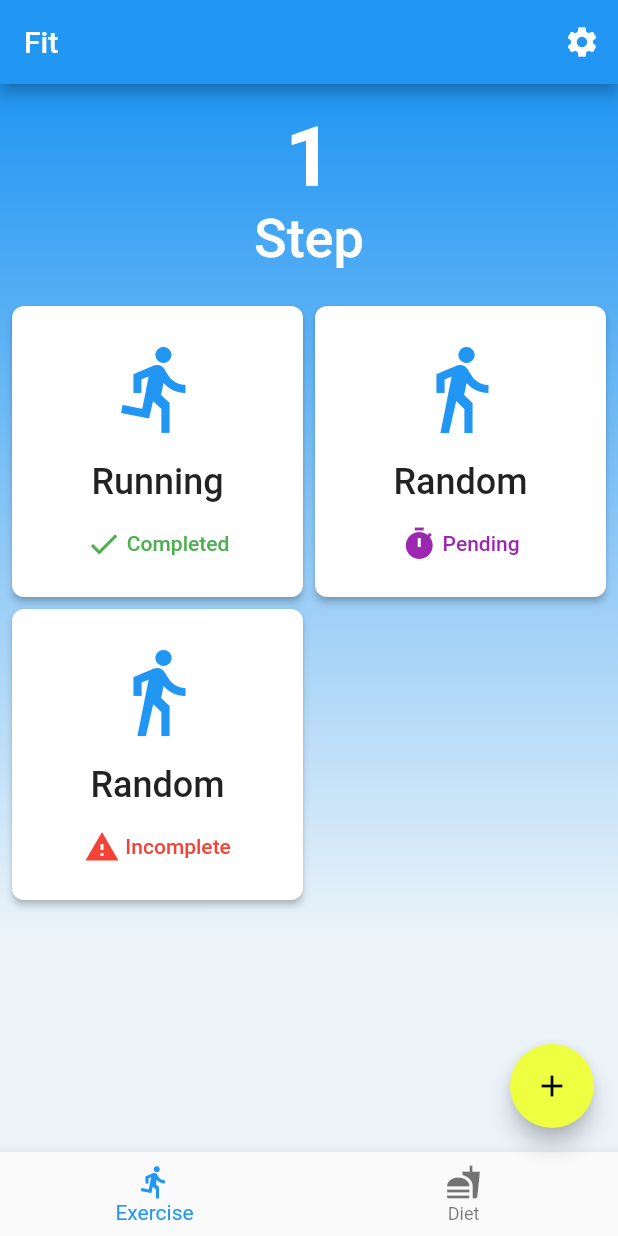
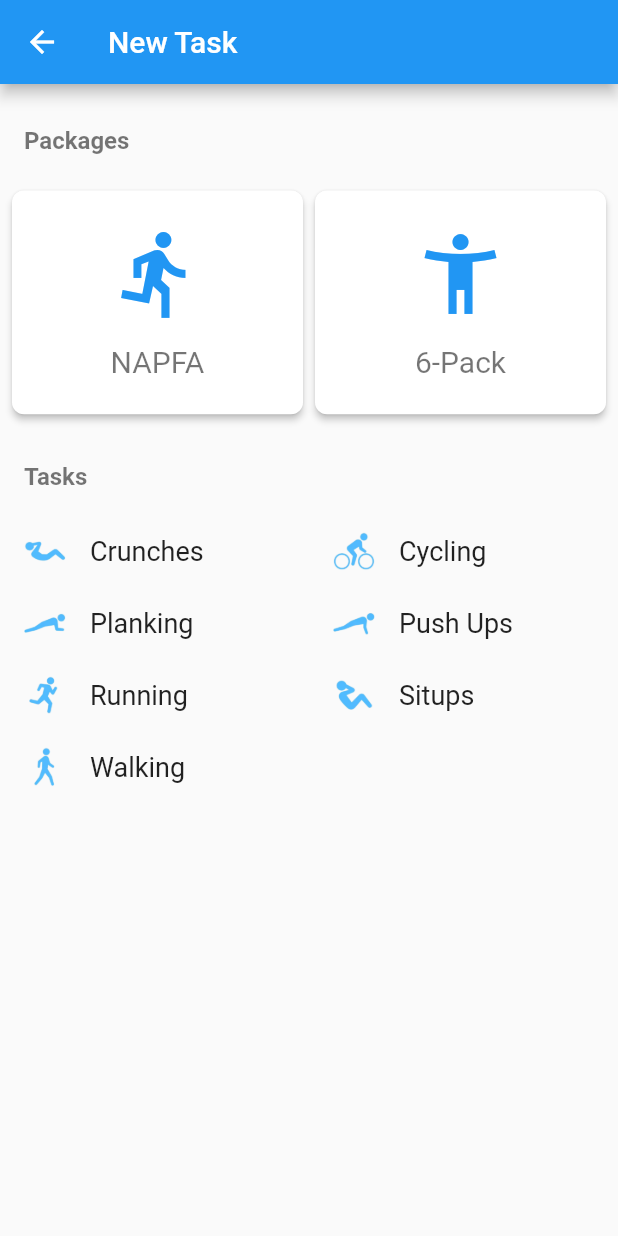
Before and after one commit to CZX123/Fit, a Flutter app: the screen it shows after launch, after a tap on the "add" icon, on a phone screen of 412 x 824 dp. Run offline on Flutter 3.47's test engine with Material 2 defaults, Android fonts, the phone set to English and light mode, and no system bars.

Commit message:
Lots of Interface Changes

```diff
--- a/lib/main.dart
+++ b/lib/main.dart
@@ -1,22 +1,16 @@
+import 'package:flutter/foundation.dart';
 import 'package:flutter/material.dart';
+import './newTask.dart';
+import './settings.dart';
 
 void main() => runApp(new MyApp());
 
 class MyApp extends StatelessWidget {
-  // This widget is the root of your application.
   @override
   Widget build(BuildContext context) {
     return new MaterialApp(
       title: 'Fit',
       theme: new ThemeData(
-        // This is the theme of your application.
-        //
-        // Try running your application with "flutter run". You'll see the
-        // application has a blue toolbar. Then, without quitting the app, try
-        // changing the primarySwatch below to Colors.green and then invoke
-        // "hot reload" (press "r" in the console where you ran "flutter run",
-        // or press Run > Flutter Hot Reload in IntelliJ). Notice that the
-        // counter didn't reset back to zero; the application is not restarted.
         brightness: Brightness.light,
         primarySwatch: Colors.blue,
         accentColor: Colors.limeAccent,
@@ -45,7 +39,8 @@ class MyHomePage extends StatefulWidget {
 }
 
 class _MyHomePageState extends State<MyHomePage> {
-  int _counter = 0;
+  int _counter = 500;
+  bool _homePage = true;
 
   void _incrementCounter() {
     setState(() {
@@ -55,6 +50,12 @@ class _MyHomePageState extends State<MyHomePage> {
       // _counter without calling setState(), then the build method would not be
       // called again, and so nothing would appear to happen.
       _counter++;
+    });
+  }
+
+  void _determineHomePage(int index) {
+    setState(() {
+      (index == 0) ? _homePage = true : _homePage = false;
     });
   }
 
@@ -76,11 +77,18 @@ class _MyHomePageState extends State<MyHomePage> {
           new IconButton(
             icon: new Icon(Icons.settings),
             tooltip: 'Settings',
-            onPressed: () {}
+            onPressed: () {
+              Navigator.push(
+                context,
+                new MaterialPageRoute(
+                  builder: (context) => new SettingsScreen(),
+                )
+              );
+            },
           ),
         ],
       ),
-      body: new Container(
+      body: _homePage ? new Container(
         decoration: new BoxDecoration(
           gradient: new LinearGradient(
             begin: const Alignment(0.0, -1.0),
@@ -125,28 +133,105 @@ class _MyHomePageState extends State<MyHomePage> {
                 mainAxisSpacing: 8.0,
                 crossAxisSpacing: 8.0,
                 children: <Widget>[
-                  new RaisedButton(
+                  new Activity(
+                    image: new AssetImage('assets/icons/pushup.webp'),
+                    name: 'Push Ups',
+                    completionState: 'Completed',
+                    onPressed: () {},
+                  ),
+                  new Activity(
+                    image: new AssetImage('assets/icons/cycling.webp'),
+                    name: 'Cycling',
+                    completionState: 'Pending',
+                    onPressed: () {},
+                  ),
+                  new Activity(
+                    image: new AssetImage('assets/icons/running.webp'),
+                    name: 'Running',
+                    completionState: 'Incomplete',
+                    onPressed: () {},
+                  ),
+                ],
+              ),
+            ),
+          ],
+        ),
+      ) : new Center(
+        child: new Text("You're Fat"),
+      ),
+      floatingActionButton: (_homePage) ? new FloatingActionButton(
+        // onPressed: _incrementCounter,
+        onPressed: () {
+          Navigator.push(
+            context,
+            new MaterialPageRoute(
+              builder: (context) => new NewTaskScreen()
+            )
+          );
+        },
+        tooltip: 'Increment',
+        child: new Icon(Icons.add),
+      ) : null,
+      bottomNavigationBar: new BottomNavigationBar(
+        currentIndex: (_homePage) ? 0 : 1,
+        items: <BottomNavigationBarItem>[
+          new BottomNavigationBarItem(
+            icon: new Icon(Icons.directions_run),
+            title: new Text('Exercise')
+          ),
+          new BottomNavigationBarItem(
+            icon: new Icon(Icons.fastfood),
+            title: new Text('Diet'),
+          ),
+        ],
+        onTap: _determineHomePage,
+      )
+    );
+  }
+}
+
+class Activity extends StatelessWidget {
+  const Activity({
+    this.icon: const Icon(Icons.help),
+    this.image,
+    @required this.name,
+    @required this.completionState,
+    @required this.onPressed,
+  });
+  final Icon icon;
+  final ImageProvider<dynamic> image;
+  final String name;
+  final String completionState;
+  final VoidCallback onPressed;
+  @override
+  Widget build(BuildContext context) {
+    return new RaisedButton(
       color: Colors.white,
       shape: new RoundedRectangleBorder(
         borderRadius: new BorderRadius.all(
           const Radius.circular(8.0),
         ),
       ),
-                    onPressed: () {},
+      onPressed: onPressed,
       child: new Container(
         padding: new EdgeInsets.all(8.0),
         child: new Column(
           mainAxisAlignment: MainAxisAlignment.spaceEvenly,
           children: <Widget>[
-                          new IconTheme(
+            (image != null)
+              ? new Image(
+                  height: 64.0,
+                  image: image,
+                )
+              : new IconTheme(
                 data: new IconThemeData(
                   size: 64.0,
                   color: Colors.blue,
                 ),
-                            child: new Icon(Icons.directions_run),
+                child: icon,
                 ),
             new Text(
-                            'Running',
+              name,
               textAlign: TextAlign.center,
               style: new TextStyle(
                 color: Colors.black87,
@@ -154,57 +239,43 @@ class _MyHomePageState extends State<MyHomePage> {
                 fontWeight: FontWeight.w500,
                 ),
             ),
-                          new Row(
+            new CompletionState(completionState),
+          ],
+        ),
+      ),
+    );
+  }
+}
+
+class CompletionState extends StatelessWidget {
+  const CompletionState(this.completionState);
+  final String completionState;
+  @override
+  Widget build(BuildContext context) {
+    if (completionState == 'Completed') {
+      return new Row(
         mainAxisAlignment: MainAxisAlignment.center,
         children: <Widget>[
           new IconTheme(
             data: new IconThemeData(
               color: Colors.green,
             ),
-                                child: new Icon(Icons.check),
+            child: new Icon(Icons.check_circle),
           ),
-                              new Text(
-                                ' Completed',
+          new Padding(
+            padding: new EdgeInsets.only(left: 4.0),
+            child: new Text(
+              'Completed',
               style: new TextStyle(
                 color: Colors.green,
               ),
             ),
+          ),
         ],
-                          )
-                        ],
-                      ),
-                    ),
-                  ),
-                  new RaisedButton(
-                    color: Colors.white,
-                    shape: new RoundedRectangleBorder(
-                      borderRadius: new BorderRadius.all(
-                        const Radius.circular(8.0),
-                      ),
-                    ),
-                    onPressed: () {},
-                    child: new Container(
-                      padding: new EdgeInsets.all(8.0),
-                      child: new Column(
-                        mainAxisAlignment: MainAxisAlignment.spaceEvenly,
-                        children: <Widget>[
-                          new IconTheme(
-                            data: new IconThemeData(
-                              size: 64.0,
-                              color: Colors.blue,
-                            ),
-                            child: new Icon(Icons.directions_walk),
-                          ),
-                          new Text(
-                            'Random',
-                            textAlign: TextAlign.center,
-                            style: new TextStyle(
-                              color: Colors.black87,
-                              fontSize: 24.0,
-                              fontWeight: FontWeight.w500,
-                              ),
-                          ),
-                          new Row(
+      );
+    }
+    else if (completionState == 'Pending') {
+      return new Row(
         mainAxisAlignment: MainAxisAlignment.center,
         children: <Widget>[
           new IconTheme(
@@ -213,48 +284,20 @@ class _MyHomePageState extends State<MyHomePage> {
             ),
             child: new Icon(Icons.timer),
           ),
-                              new Text(
-                                ' Pending',
+          new Padding(
+            padding: new EdgeInsets.only(left: 4.0),
+            child: new Text(
+              'Pending',
               style: new TextStyle(
                 color: Colors.purple,
               ),
             ),
+          ),
         ],
-                          )
-                        ],
-                      ),
-                    ),
-                  ),
-                  new RaisedButton(
-                    color: Colors.white,
-                    shape: new RoundedRectangleBorder(
-                      borderRadius: new BorderRadius.all(
-                        const Radius.circular(8.0),
-                      ),
-                    ),
-                    onPressed: () {},
-                    child: new Container(
-                      padding: new EdgeInsets.all(8.0),
-                      child: new Column(
-                        mainAxisAlignment: MainAxisAlignment.spaceEvenly,
-                        children: <Widget>[
-                          new IconTheme(
-                            data: new IconThemeData(
-                              size: 64.0,
-                              color: Colors.blue,
-                            ),
-                            child: new Icon(Icons.directions_walk),
-                          ),
-                          new Text(
-                            'Random',
-                            textAlign: TextAlign.center,
-                            style: new TextStyle(
-                              color: Colors.black87,
-                              fontSize: 24.0,
-                              fontWeight: FontWeight.w500,
-                              ),
-                          ),
-                          new Row(
+      );
+    }
+    else {
+      return new Row(
         mainAxisAlignment: MainAxisAlignment.center,
         children: <Widget>[
           new IconTheme(
@@ -263,41 +306,17 @@ class _MyHomePageState extends State<MyHomePage> {
             ),
             child: new Icon(Icons.warning),
           ),
-                              new Text(
-                                ' Incomplete',
+          new Padding(
+            padding: new EdgeInsets.only(left: 4.0),
+            child: new Text(
+              'Incomplete',
               style: new TextStyle(
                 color: Colors.red,
               ),
             ),
-                            ],
-                          )
-                        ],
-                      ),
-                    ),
           ),
         ],
-              ),
-            ),
-          ],
-        ),
-      ),
-      floatingActionButton: new FloatingActionButton(
-        onPressed: _incrementCounter,
-        tooltip: 'Increment',
-        child: new Icon(Icons.add),
-      ), // This trailing comma makes auto-formatting nicer for build methods.
-      bottomNavigationBar: new BottomNavigationBar(
-        items: <BottomNavigationBarItem>[
-          new BottomNavigationBarItem(
-            icon: new Icon(Icons.directions_run),
-            title: new Text('Exercise')
-          ),
-          new BottomNavigationBarItem(
-            icon: new Icon(Icons.fastfood),
-            title: new Text('Diet')
-          ),
-        ],
-      )
       );
     }
   }
+}
--- /dev/null
+++ b/lib/newTask.dart
@@ -0,0 +1,272 @@
+import 'package:flutter/foundation.dart';
+import 'package:flutter/material.dart';
+import 'package:flutter/rendering.dart';
+
+// New Custom Grid Delegate for fixed height grids
+class SliverGridDelegateWithFixedCrossAxisCountAndMainAxisLength extends SliverGridDelegate {
+
+  const SliverGridDelegateWithFixedCrossAxisCountAndMainAxisLength({
+    @required this.crossAxisCount,
+    @required this.mainAxisLength,
+    this.mainAxisSpacing: 0.0,
+    this.crossAxisSpacing: 0.0,
+  }) : assert(crossAxisCount != null && crossAxisCount > 0),
+       assert(mainAxisSpacing != null && mainAxisSpacing >= 0),
+       assert(crossAxisSpacing != null && crossAxisSpacing >= 0),
+       assert(mainAxisLength != null && mainAxisLength > 0);
+
+  /// The number of children in the cross axis.
+  final int crossAxisCount;
+
+  /// The number of logical pixels between each child along the main axis.
+  final double mainAxisSpacing;
+
+  /// The number of logical pixels between each child along the cross axis.
+  final double crossAxisSpacing;
+
+  /// The ratio of the cross-axis to the main-axis extent of each child.
+  final double mainAxisLength;
+
+  bool _debugAssertIsValid() {
+    assert(crossAxisCount > 0);
+    assert(mainAxisSpacing >= 0.0);
+    assert(crossAxisSpacing >= 0.0);
+    assert(mainAxisLength > 0.0);
+    return true;
+  }
+
+  @override
+  SliverGridLayout getLayout(SliverConstraints constraints) {
+    assert(_debugAssertIsValid());
+    final double usableCrossAxisExtent = constraints.crossAxisExtent - crossAxisSpacing * (crossAxisCount - 1);
+    final double childCrossAxisExtent = usableCrossAxisExtent / crossAxisCount;
+    final double childMainAxisExtent = mainAxisLength;
+    return new SliverGridRegularTileLayout(
+      crossAxisCount: crossAxisCount,
+      mainAxisStride: childMainAxisExtent + mainAxisSpacing,
+      crossAxisStride: childCrossAxisExtent + crossAxisSpacing,
+      childMainAxisExtent: childMainAxisExtent,
+      childCrossAxisExtent: childCrossAxisExtent,
+      reverseCrossAxis: axisDirectionIsReversed(constraints.crossAxisDirection),
+    );
+  }
+
+  @override
+  bool shouldRelayout(SliverGridDelegateWithFixedCrossAxisCountAndMainAxisLength oldDelegate) {
+    return oldDelegate.crossAxisCount != crossAxisCount
+        || oldDelegate.mainAxisSpacing != mainAxisSpacing
+        || oldDelegate.crossAxisSpacing != crossAxisSpacing
+        || oldDelegate.mainAxisLength != mainAxisLength;
+  }
+}
+
+class Package extends StatelessWidget {
+  const Package({
+    this.icon: const Icon(Icons.help),
+    this.image,
+    @required this.name,
+    @required this.onPressed,
+  });
+  final Icon icon;
+  final ImageProvider<dynamic> image;
+  final String name;
+  final VoidCallback onPressed;
+  Widget build(BuildContext context) {
+    return new RaisedButton(
+      color: Colors.white,
+      shape: new RoundedRectangleBorder(
+        borderRadius: new BorderRadius.all(
+          const Radius.circular(8.0),
+        ),
+      ),
+      onPressed: onPressed,
+      child: new Container(
+        padding: new EdgeInsets.all(8.0),
+        child: new Column(
+          mainAxisAlignment: MainAxisAlignment.spaceEvenly,
+          children: <Widget>[
+            (image != null)
+              ? new Image(
+                  height: 64.0,
+                  image: image,
+                )
+              : new IconTheme(
+                data: new IconThemeData(
+                  size: 64.0,
+                  color: Colors.blue,
+                ),
+                child: icon,
+                ),
+            new Text(
+              name,
+              textAlign: TextAlign.center,
+              style: new TextStyle(
+                color: Colors.black54,
+                fontSize: 20.0,
+                fontWeight: FontWeight.w400,
+                ),
+            ),
+          ],
+        ),
+      ),
+    );
+  }
+}
+
+class Task extends StatelessWidget {
+
+  const Task({
+    this.icon: const Icon(Icons.help),
+    this.image,
+    @required this.name,
+    @required this.onPressed,
+  });
+
+  final Icon icon;
+  final ImageProvider<dynamic> image;
+  final String name;
+  final VoidCallback onPressed;
+
+  Widget build(BuildContext context) {
+    return new FlatButton(
+      onPressed: onPressed,
+      child: new Container(
+        //padding: new EdgeInsets.symmetric(horizontal: 16.0),
+        child: new Row(
+          children: <Widget>[
+            (image != null)
+              ? new Image(
+                  height: 28.0,
+                  image: image,
+                )
+              : new IconTheme(
+                data: new IconThemeData(
+                  size: 28.0,
+                  color: Colors.blue,
+                ),
+                child: icon,
+              ),
+            new Padding(
+              padding: new EdgeInsets.only(left: 16.0),
+              child: new Text(
+                name,
+                style: new TextStyle(
+                  fontSize: 18.0,
+                  fontWeight: FontWeight.normal,
+                ),
+              ),
+            ),
+          ],
+        ),
+      ),
+    );
+  }
+}
+
+class NewTaskScreen extends StatelessWidget {
+  @override
+  Widget build(BuildContext context) {
+    final Orientation orientation = MediaQuery.of(context).orientation;
+    return new Scaffold(
+      appBar: new AppBar(
+        title: new Text('New Task'),
+      ),
+      body: new CustomScrollView(
+        slivers: <Widget>[
+          new SliverPadding(
+            padding: new EdgeInsets.fromLTRB(16.0, 28.0, 16.0, 16.0),
+            sliver: new SliverToBoxAdapter(
+              child: new Text(
+                'Packages',
+                style: new TextStyle(
+                  color: Colors.black54,
+                  fontSize: 16.0,
+                  fontWeight: FontWeight.bold,
+                ),
+              ),
+            ),
+          ),
+          new SliverPadding(
+            padding: new EdgeInsets.all(8.0),
+            sliver: new SliverGrid.count(
+              crossAxisCount: (orientation == Orientation.portrait) ? 2 : 3,
+              childAspectRatio: 1.3,
+              crossAxisSpacing: 8.0,
+              mainAxisSpacing: 8.0,
+              children: <Widget>[
+                new Package(
+                  icon: new Icon(Icons.directions_run),
+                  name: 'NAPFA',
+                  onPressed: () {},
+                ),
+                new Package(
+                  icon: new Icon(Icons.accessibility_new),
+                  name: '6-Pack',
+                  onPressed: () {},
+                ),
+              ],
+            ),
+          ),
+          new SliverPadding(
+            padding: new EdgeInsets.fromLTRB(16.0, 24.0, 16.0, 16.0),
+            sliver: new SliverToBoxAdapter(
+              child: new Text(
+                'Tasks',
+                style: new TextStyle(
+                  color: Colors.black54,
+                  fontSize: 16.0,
+                  fontWeight: FontWeight.bold,
+                ),
+              ),
+            ),
+          ),
+          new SliverGrid(
+            delegate: new SliverChildListDelegate(
+              <Widget>[
+                new Task(
+                  image: new AssetImage('assets/icons/crunches.webp'),
+                  name: 'Crunches',
+                  onPressed: () {},
+                ),
+                new Task(
+                  image: new AssetImage('assets/icons/cycling.webp'),
+                  name: 'Cycling',
+                  onPressed: () {},
+                ),
+                new Task(
+                  image: new AssetImage('assets/icons/planking.webp'),
+                  name: 'Planking',
+                  onPressed: () {},
+                ),
+                new Task(
+                  image: new AssetImage('assets/icons/pushup.webp'),
+                  name: 'Push Ups',
+                  onPressed: () {},
+                ),
+                new Task(
+                  image: new AssetImage('assets/icons/running.webp'),
+                  name: 'Running',
+                  onPressed: () {},
+                ),
+                new Task(
+                  image: new AssetImage('assets/icons/situp.webp'),
+                  name: 'Situps',
+                  onPressed: () {},
+                ),
+                new Task(
+                  image: new AssetImage('assets/icons/walking.webp'),
+                  name: 'Walking',
+                  onPressed: () {},
+                ),
+              ],
+            ),
+            gridDelegate: new SliverGridDelegateWithFixedCrossAxisCountAndMainAxisLength(
+              crossAxisCount: (orientation == Orientation.portrait) ? 2 : 3,
+              mainAxisLength: 48.0
+            ),
+          ),
+        ],
+      ),
+    );
+  }
+}
--- /dev/null
+++ b/lib/settings.dart
@@ -0,0 +1,26 @@
+import 'package:flutter/material.dart';
+
+class SettingsScreen extends StatelessWidget {
+  @override
+  Widget build(BuildContext context) {
+    return new Scaffold(
+      appBar: new AppBar(
+        title: new Text('Settings'),
+      ),
+      body: new ListView(
+        children: <Widget>[
+          new ListTile(
+            title: new Text('Profile'),
+            subtitle: new Text('Details like your height and weight, age, etc.'),
+            onTap: () {},
+          ),
+          new ListTile(
+            title: new Text('App Theme'),
+            subtitle: new Text('Current Theme: Light'),
+            onTap: () {},
+          ),
+        ],
+      ),
+    );
+  }
+}
```
Also changed, not shown: pubspec.yaml (+10 -0 lines), assets/icons/6-pack.webp (added), assets/icons/aerobics.webp (added), assets/icons/crunches.webp (added), assets/icons/cycling.webp (added), assets/icons/planking.webp (added), assets/icons/pushup.webp (added), assets/icons/running.webp (added), assets/icons/situp.webp (added), assets/icons/walking.webp (added). Lines whose indentation alone changed are shown as unchanged.
